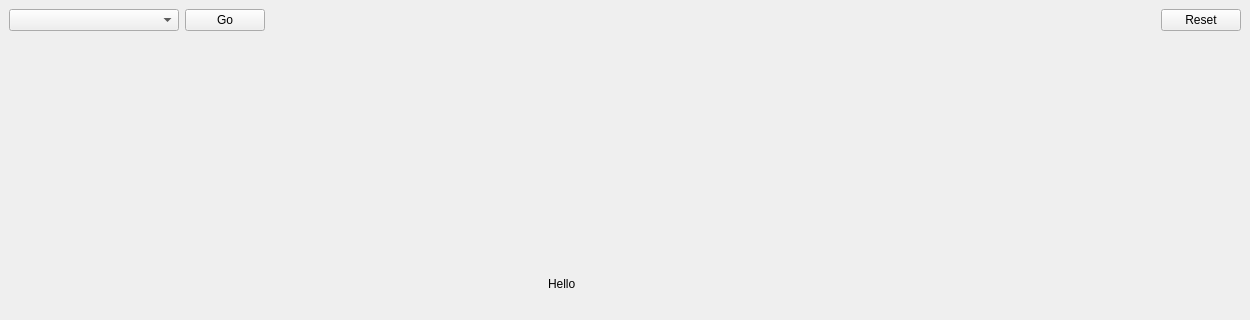
The window that gui/ui/mainwindow.ui (pcutillas/Pathfinding-Visualizer) describes before a commit, drawn with Qt 5; both pictures show x 0 to 1250 and y 0 to 320 of the 1250 by 725 pixel window.
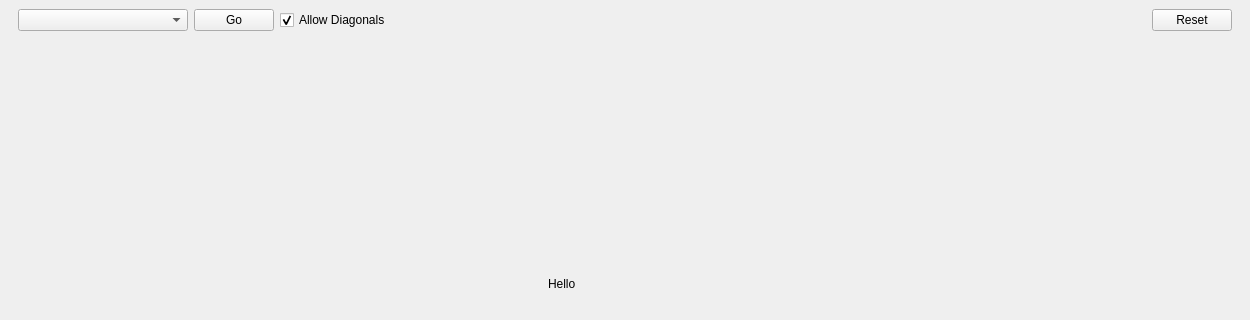
The same window after the commit.

What changed in the file:
```diff
--- a/gui/ui/mainwindow.ui
+++ b/gui/ui/mainwindow.ui
@@ -59,6 +59,12 @@
       <property name="sizeConstraint">
        <enum>QLayout::SetDefaultConstraint</enum>
       </property>
+      <property name="leftMargin">
+       <number>9</number>
+      </property>
+      <property name="rightMargin">
+       <number>9</number>
+      </property>
       <item>
        <widget class="QComboBox" name="algorithmBox">
         <property name="minimumSize">
@@ -76,6 +82,16 @@
         </property>
        </widget>
       </item>
+      <item>
+       <widget class="QCheckBox" name="allowDiagonals">
+        <property name="text">
+         <string>Allow Diagonals</string>
+        </property>
+        <property name="checked">
+         <bool>true</bool>
+        </property>
+       </widget>
+      </item>
       <item>
        <spacer name="horizontalSpacer">
         <property name="orientation">
```
